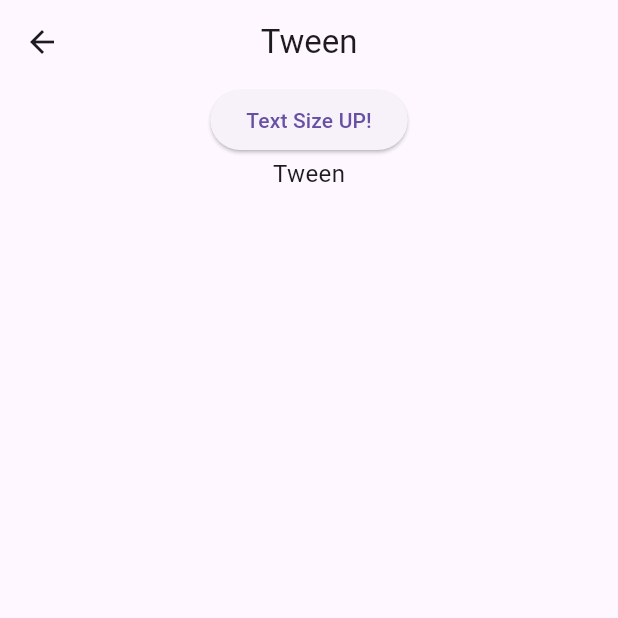
After one commit to hwangInseob/learn_flutter, a Flutter app: the TweenPage screen opened by its route, after a tap on "Text Size UP!", on a phone screen of 412 x 824 dp, the top half of it. The commit adds this screen. Run offline on Flutter 3.47's test engine with Material 3 defaults, Android fonts, the phone set to English and light mode, and no system bars; our stand-ins replace get.

Commit message:
Tween. 추가

```diff
--- a/lib/route.dart
+++ b/lib/route.dart
@@ -2,8 +2,10 @@
 import 'package:get/get.dart';
 import 'package:real_study/screen/list_generate/list_generate_page.dart';
 import 'package:real_study/screen/main_page.dart';
+import 'package:real_study/screen/tween/tween_page.dart';
 
 final routes = [
   GetPage(name: MainPage.routeName, page: () => MainPage()),
   GetPage(name: ListGeneratePage.routeName, page: () => ListGeneratePage()),
+  GetPage(name: TweenPage.routeName, page: () => TweenPage()),
 ];
--- a/lib/screen/main_page.dart
+++ b/lib/screen/main_page.dart
@@ -1,6 +1,7 @@
 import 'package:flutter/material.dart';
 import 'package:get/get.dart';
 import 'package:real_study/screen/list_generate/list_generate_page.dart';
+import 'package:real_study/screen/tween/tween_page.dart';
 
 class MainPage extends GetView<MainPageController> {
   static const routeName = "/main";
--- /dev/null
+++ b/lib/screen/tween/tween_page.dart
@@ -0,0 +1,80 @@
+import 'package:flutter/material.dart';
+import 'package:get/get.dart';
+import 'package:get/get_rx/get_rx.dart';
+import 'package:real_study/main.dart';
+import 'package:real_study/screen/widget/common_appbar.dart';
+
+class TweenPage extends GetView<TweenPageController> {
+  static const routeName = '/tween';
+  static const routeTitle = 'Tween';
+
+  const TweenPage({super.key});
+
+  @override
+  // TODO: implement controller
+  TweenPageController get controller => Get.put(TweenPageController());
+
+  CommonController get commonController => Get.find();
+
+  @override
+  Widget build(BuildContext context) {
+    return Scaffold(
+      appBar: CommonAppbar(
+        title: routeTitle,
+      ),
+      body: Center(
+        child: Column(
+          children: [
+            ElevatedButton(
+              onPressed: () {
+                controller.fontSize.value += 10.0;
+              },
+              child: Text("Text Size UP!"),
+            ),
+            // Obx(
+            //   () => AnimatedDefaultTextStyle(
+            //     style: TextStyle(
+            //       fontSize: controller.fontSize.value,
+            //       color: Colors.black,
+            //     ),
+            //     duration: Duration(milliseconds: 1000),
+            //     child: Text(
+            //       'Tween',
+            //     ),
+            //   ),
+            // ),
+            Text(
+              'Tween',
+              style: TextStyle(
+                fontSize: controller.animationFontSize!.value,
+              ),
+            ),
+          ],
+        ),
+      ),
+    );
+  }
+}
+
+class TweenPageController extends GetxController
+    with GetSingleTickerProviderStateMixin {
+  RxDouble fontSize = 16.0.obs;
+
+  AnimationController? animationController;
+  Animation<double>? animationFontSize;
+
+  @override
+  void onInit() {
+    // TODO: implement onInit
+    super.onInit();
+    animationController = AnimationController(
+      vsync: this,
+      duration: Duration(milliseconds: 1000),
+    );
+    final curve =
+        CurvedAnimation(parent: animationController!, curve: Curves.bounceIn);
+
+    animationFontSize = Tween(begin: 16.0, end: 32.0).animate(curve);
+    animationController!.repeat();
+  }
+}
--- /dev/null
+++ b/lib/screen/widget/common_appbar.dart
@@ -0,0 +1,8 @@
+import 'package:flutter/material.dart';
+
+AppBar CommonAppbar({required String title}) {
+  return AppBar(
+    title: Text(title),
+    centerTitle: true,
+  );
+}
```
